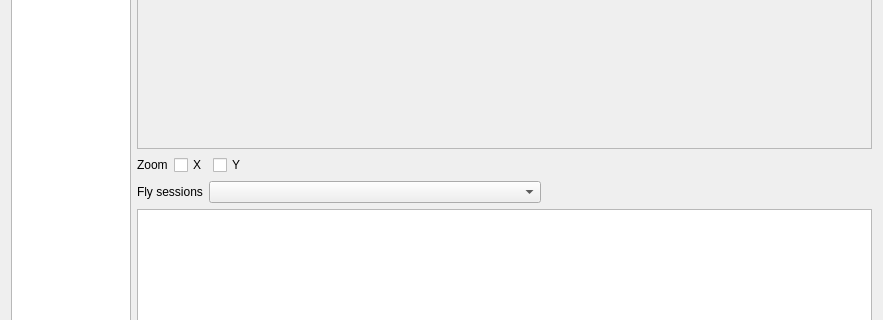
First picture: the form in companion/src/logsdialog.ui, repository opentx/opentx, before the edit; both pictures show x 0 to 883 and y 241 to 561 of the 883 by 653 pixel window.
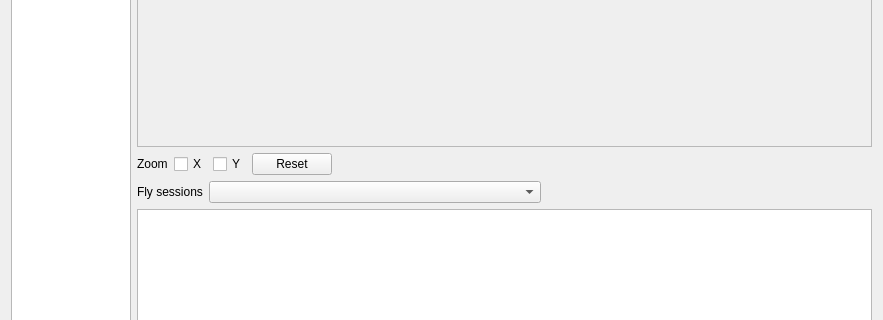
Second picture: the form after the edit. Icons and pictures are not drawn. Custom widgets are drawn as their Qt base class.

Commit message: Reset button in telemetry log viewer (fix #962)

Diff of the .ui file:
```diff
--- a/companion/src/logsdialog.ui
+++ b/companion/src/logsdialog.ui
@@ -114,6 +114,13 @@
        </property>
       </widget>
      </item>
+     <item>
+      <widget class="QPushButton" name="Reset_PB">
+       <property name="text">
+        <string>Reset</string>
+       </property>
+      </widget>
+     </item>
      <item>
       <spacer name="horizontalSpacer_2">
        <property name="orientation">
```
Left out of the diff: 11 changed lines with no effect on the pictures. The commit also changes 1 other file.
